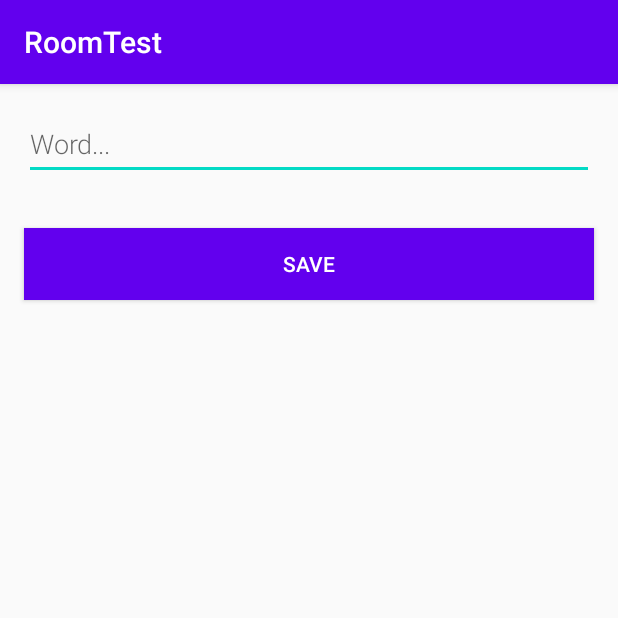
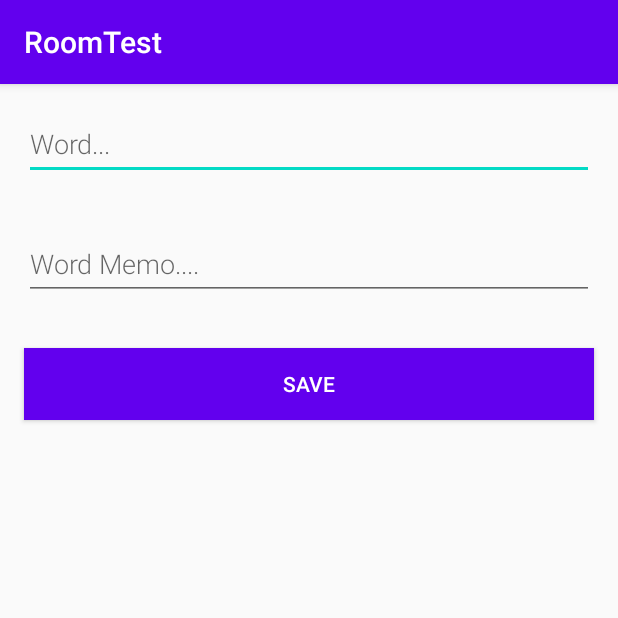
Before and after one commit to BYHadong/RoomTest, an Android app: the screen it shows after launch (NewWordActivity), after a tap on an icon or button, on a phone screen of 412 x 824 dp, the top half of it. Run offline under Robolectric (Android 15) with nearby library versions, the phone set to English and light mode, and no system bars; our stand-ins replace Room's generated code; 1 statement that could not run was skipped.

Commit message:
MIGRATION 적용해서 DB 버전 2로 증가, word Table 스키마 변경, 스키마 변경후 데이터 추가 작업 확인

```diff
--- a/app/src/main/java/byc/adong/test/roomtest/Room/Entity/Word.kt
+++ b/app/src/main/java/byc/adong/test/roomtest/Room/Entity/Word.kt
@@ -6,6 +6,13 @@ import androidx.room.PrimaryKey
 
 @Entity(tableName = "word_table")
 public data class Word(
-    @PrimaryKey
+    @PrimaryKey(autoGenerate = true)
+    @ColumnInfo(name = "id")
+    val id: Int?,
     @ColumnInfo(name = "word")
-    val word: String)
+    val word: String?,
+    @ColumnInfo(name = "word_memo")
+    val wordMemo: String?
+) {
+    constructor(word: String?, wordMemo: String?) : this(id = null, word, wordMemo)
+}
--- a/app/src/main/java/byc/adong/test/roomtest/Room/WordRoomDatabase.kt
+++ b/app/src/main/java/byc/adong/test/roomtest/Room/WordRoomDatabase.kt
@@ -4,16 +4,18 @@ import android.content.Context
 import androidx.room.Database
 import androidx.room.Room
 import androidx.room.RoomDatabase
+import androidx.room.migration.Migration
 import androidx.sqlite.db.SupportSQLiteDatabase
 import byc.adong.test.roomtest.Room.Dao.WordDao
 import byc.adong.test.roomtest.Room.Entity.Word
 import kotlinx.coroutines.CoroutineScope
 import kotlinx.coroutines.launch
 
-@Database(entities = arrayOf(Word::class), version = 1, exportSchema = false)
+@Database(entities = arrayOf(Word::class), version = 2, exportSchema = false)
 public abstract class WordRoomDatabase : RoomDatabase() {
 
     abstract fun wordDao(): WordDao
+
 
     private class WordDatabaseCallback(private val scope: CoroutineScope) :
         RoomDatabase.Callback() {
@@ -27,12 +29,10 @@ public abstract class WordRoomDatabase : RoomDatabase() {
         }
 
         suspend fun populateDatabase(wordDao: WordDao) {
-            // Delete all content here.
-
             // Add sample words.
-            var word = Word("Hello")
+            var word = Word("Hello", "hello")
             wordDao.insert(word)
-            word = Word("World!")
+            word = Word("World!", "hello")
             wordDao.insert(word)
 
             // TODO: Add your own words!
@@ -45,6 +45,13 @@ public abstract class WordRoomDatabase : RoomDatabase() {
         @Volatile
         private var INSTANCE: WordRoomDatabase? = null
 
+        val MIGRATION_1_2 = object : Migration(1, 2) {
+            override fun migrate(database: SupportSQLiteDatabase) {
+                database.execSQL("Drop Table word_table")
+                database.execSQL("Create Table word_table (id INTEGER primary key autoincrement, word TEXT, word_memo TEXT)")
+            }
+        }
+
         fun getDatabase(context: Context, scope: CoroutineScope): WordRoomDatabase {
             val tempInstance = INSTANCE
             if (tempInstance != null) {
@@ -55,7 +62,10 @@ public abstract class WordRoomDatabase : RoomDatabase() {
                     context.applicationContext,
                     WordRoomDatabase::class.java,
                     WORD_DATABASE_TITLE
-                ).addCallback(WordDatabaseCallback(scope)).build()
+                )
+                    .addMigrations(MIGRATION_1_2)
+                    .addCallback(WordDatabaseCallback(scope))
+                    .build()
                 INSTANCE = instance
                 return instance
             }
--- a/app/src/main/res/layout/activity_new_word.xml
+++ b/app/src/main/res/layout/activity_new_word.xml
@@ -15,6 +15,17 @@
         android:layout_margin="@dimen/big_padding"
         android:textSize="18sp" />
 
+    <EditText
+        android:id="@+id/edit_word2"
+        android:layout_width="match_parent"
+        android:layout_height="wrap_content"
+        android:minHeight="@dimen/min_height"
+        android:fontFamily="sans-serif-light"
+        android:hint="@string/hint_word_memo"
+        android:inputType="textAutoComplete"
+        android:layout_margin="@dimen/big_padding"
+        android:textSize="18sp" />
+
     <Button
         android:id="@+id/button_save"
         android:layout_width="match_parent"
--- a/app/src/main/res/values/strings.xml
+++ b/app/src/main/res/values/strings.xml
@@ -3,4 +3,5 @@
     <string name="hint_word">Word...</string>
     <string name="button_save">Save</string>
     <string name="empty_not_saved">Word not saved because it is empty.</string>
+    <string name="hint_word_memo">Word Memo....</string>
 </resources>
```
Also changed, not shown: app/src/main/java/byc/adong/test/roomtest/MainActivity.kt (+3 -2 lines), app/src/main/java/byc/adong/test/roomtest/NewWordActivity.kt (+5 -2 lines), app/src/main/java/byc/adong/test/roomtest/RecyclerViewAdapter/WordListAdapter.kt (+3 -1 lines), app/src/main/java/byc/adong/test/roomtest/ViewModel/WordViewModel.kt (renamed from app/src/main/java/byc/adong/test/roomtest/Room/ViewModel/WordViewModel.kt, +1 -1 lines), app/src/main/res/layout/recyclerview_item.xml (+10 -1 lines).
